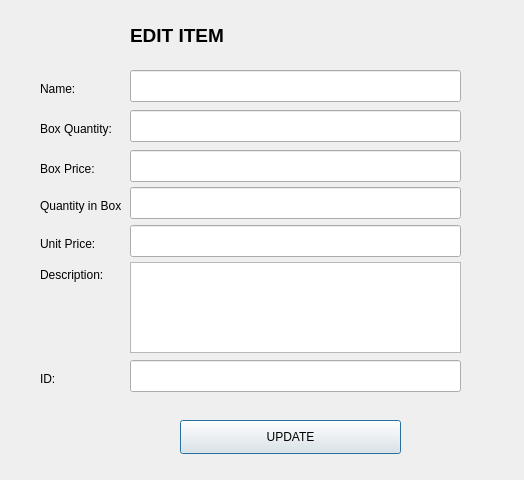
Qt form Store_System/UI/edit_page_ac_store.ui (abdul-yusuf/Store-system) before a commit.
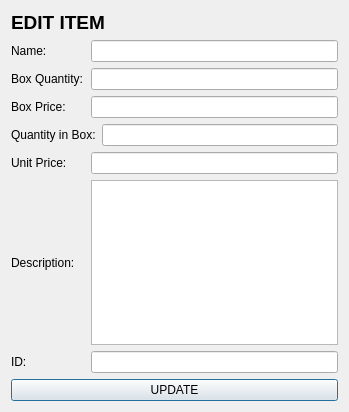
The same form after that commit.

```diff
--- a/Store_System/UI/edit_page_ac_store.ui
+++ b/Store_System/UI/edit_page_ac_store.ui
@@ -6,22 +6,16 @@
    <rect>
     <x>0</x>
     <y>0</y>
-    <width>524</width>
-    <height>480</height>
+    <width>349</width>
+    <height>412</height>
    </rect>
   </property>
   <property name="windowTitle">
    <string>Dialog</string>
   </property>
+  <layout class="QVBoxLayout" name="verticalLayout">
+   <item>
   <widget class="QLabel" name="label">
-   <property name="geometry">
-    <rect>
-     <x>130</x>
-     <y>10</y>
-     <width>271</width>
-     <height>51</height>
-    </rect>
-   </property>
    <property name="font">
     <font>
      <pointsize>14</pointsize>
@@ -33,180 +27,113 @@
     <string>EDIT ITEM </string>
    </property>
   </widget>
+   </item>
+   <item>
+    <layout class="QHBoxLayout" name="horizontalLayout" stretch="3,10">
+     <item>
   <widget class="QLabel" name="label_2">
-   <property name="geometry">
-    <rect>
-     <x>40</x>
-     <y>80</y>
-     <width>58</width>
-     <height>18</height>
-    </rect>
-   </property>
    <property name="text">
     <string>Name:</string>
    </property>
   </widget>
-  <widget class="QLabel" name="label_3">
-   <property name="geometry">
-    <rect>
-     <x>40</x>
-     <y>266</y>
-     <width>81</width>
-     <height>18</height>
-    </rect>
-   </property>
-   <property name="text">
-    <string>Description:</string>
-   </property>
-  </widget>
-  <widget class="QLabel" name="label_4">
-   <property name="geometry">
-    <rect>
-     <x>40</x>
-     <y>160</y>
-     <width>81</width>
-     <height>18</height>
-    </rect>
-   </property>
-   <property name="text">
-    <string>Box Price:</string>
-   </property>
-  </widget>
+     </item>
+     <item>
+      <widget class="QLineEdit" name="lineEdit"/>
+     </item>
+    </layout>
+   </item>
+   <item>
+    <layout class="QHBoxLayout" name="horizontalLayout_2" stretch="3,10">
+     <item>
   <widget class="QLabel" name="label_5">
-   <property name="geometry">
-    <rect>
-     <x>40</x>
-     <y>120</y>
-     <width>81</width>
-     <height>18</height>
-    </rect>
-   </property>
    <property name="text">
     <string>Box Quantity:</string>
    </property>
   </widget>
-  <widget class="QLineEdit" name="lineEdit">
-   <property name="geometry">
-    <rect>
-     <x>130</x>
-     <y>70</y>
-     <width>331</width>
-     <height>32</height>
-    </rect>
-   </property>
-  </widget>
-  <widget class="QLineEdit" name="lineEdit_2">
-   <property name="geometry">
-    <rect>
-     <x>130</x>
-     <y>110</y>
-     <width>331</width>
-     <height>32</height>
-    </rect>
-   </property>
-  </widget>
-  <widget class="QLineEdit" name="lineEdit_3">
-   <property name="geometry">
-    <rect>
-     <x>130</x>
-     <y>150</y>
-     <width>331</width>
-     <height>32</height>
-    </rect>
-   </property>
-  </widget>
-  <widget class="QLabel" name="label_6">
-   <property name="geometry">
-    <rect>
-     <x>40</x>
-     <y>370</y>
-     <width>81</width>
-     <height>18</height>
-    </rect>
-   </property>
+     </item>
+     <item>
+      <widget class="QLineEdit" name="lineEdit_2"/>
+     </item>
+    </layout>
+   </item>
+   <item>
+    <layout class="QHBoxLayout" name="horizontalLayout_3" stretch="3,10">
+     <item>
+      <widget class="QLabel" name="label_4">
    <property name="text">
-    <string>ID:</string>
-   </property>
-  </widget>
-  <widget class="QLineEdit" name="lineEdit_5">
-   <property name="geometry">
-    <rect>
-     <x>130</x>
-     <y>360</y>
-     <width>331</width>
-     <height>32</height>
-    </rect>
-   </property>
-  </widget>
-  <widget class="QPushButton" name="pushButton">
-   <property name="geometry">
-    <rect>
-     <x>180</x>
-     <y>420</y>
-     <width>221</width>
-     <height>34</height>
-    </rect>
-   </property>
-   <property name="text">
-    <string>UPDATE</string>
-   </property>
-  </widget>
-  <widget class="QTextEdit" name="textEdit">
-   <property name="geometry">
-    <rect>
-     <x>130</x>
-     <y>262</y>
-     <width>331</width>
-     <height>91</height>
-    </rect>
-   </property>
-  </widget>
-  <widget class="QLineEdit" name="lineEdit_4">
-   <property name="geometry">
-    <rect>
-     <x>130</x>
-     <y>187</y>
-     <width>331</width>
-     <height>32</height>
-    </rect>
-   </property>
-  </widget>
+        <string>Box Price:</string>
+       </property>
+      </widget>
+     </item>
+     <item>
+      <widget class="QLineEdit" name="lineEdit_3"/>
+     </item>
+    </layout>
+   </item>
+   <item>
+    <layout class="QHBoxLayout" name="horizontalLayout_4" stretch="3,10">
+     <item>
   <widget class="QLabel" name="label_7">
-   <property name="geometry">
-    <rect>
-     <x>40</x>
-     <y>197</y>
-     <width>81</width>
-     <height>18</height>
-    </rect>
-   </property>
    <property name="text">
     <string>Quantity in Box:</string>
    </property>
   </widget>
-  <widget class="QLineEdit" name="lineEdit_6">
-   <property name="geometry">
-    <rect>
-     <x>130</x>
-     <y>225</y>
-     <width>331</width>
-     <height>32</height>
-    </rect>
-   </property>
-  </widget>
+     </item>
+     <item>
+      <widget class="QLineEdit" name="lineEdit_4"/>
+     </item>
+    </layout>
+   </item>
+   <item>
+    <layout class="QHBoxLayout" name="horizontalLayout_5" stretch="3,10">
+     <item>
   <widget class="QLabel" name="label_8">
-   <property name="geometry">
-    <rect>
-     <x>40</x>
-     <y>235</y>
-     <width>81</width>
-     <height>18</height>
-    </rect>
-   </property>
    <property name="text">
     <string>Unit Price:</string>
    </property>
   </widget>
+     </item>
+     <item>
+      <widget class="QLineEdit" name="lineEdit_6"/>
+     </item>
+    </layout>
+   </item>
+   <item>
+    <layout class="QHBoxLayout" name="horizontalLayout_6" stretch="3,10">
+     <item>
+      <widget class="QLabel" name="label_3">
+       <property name="text">
+        <string>Description:</string>
+       </property>
+      </widget>
+     </item>
+     <item>
+      <widget class="QTextEdit" name="textEdit"/>
+     </item>
+    </layout>
+   </item>
+   <item>
+    <layout class="QHBoxLayout" name="horizontalLayout_7" stretch="3,10">
+     <item>
+      <widget class="QLabel" name="label_6">
+       <property name="text">
+        <string>ID:</string>
+       </property>
+      </widget>
+     </item>
+     <item>
+      <widget class="QLineEdit" name="lineEdit_5"/>
+     </item>
+    </layout>
+   </item>
+   <item>
+    <widget class="QPushButton" name="pushButton">
+     <property name="text">
+      <string>UPDATE</string>
+     </property>
+    </widget>
+   </item>
+  </layout>
  </widget>
  <resources/>
  <connections/>
```
Lines whose indentation alone changed are shown as unchanged.
